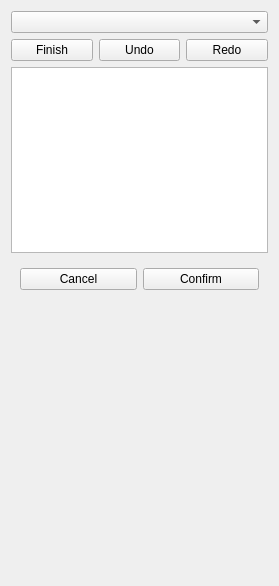
The window that OsteotomyPlanner/Resources/UI/OsteotomyPlanner.ui (KitwareMedical/OsteotomyPlanner) describes before a commit, drawn with Qt 5.
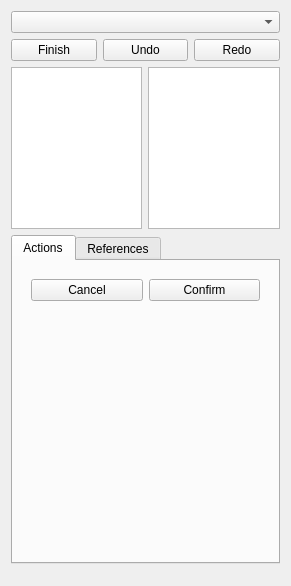
The same window after the commit. The open tabs and pages were chosen to show the change. Custom widgets are drawn as their Qt base class.

Commit message: ENH:  Add reference model display

Diff of the .ui file:
```diff
--- a/OsteotomyPlanner/Resources/UI/OsteotomyPlanner.ui
+++ b/OsteotomyPlanner/Resources/UI/OsteotomyPlanner.ui
@@ -56,6 +56,8 @@
     </layout>
    </item>
    <item>
+    <layout class="QHBoxLayout" name="horizontalLayout_7">
+     <item>
     <widget class="qMRMLSubjectHierarchyTreeView" name="SubjectHierarchyTreeView">
      <property name="sizePolicy">
       <sizepolicy hsizetype="Expanding" vsizetype="MinimumExpanding">
@@ -75,6 +77,21 @@
     </widget>
    </item>
    <item>
+      <widget class="qMRMLSubjectHierarchyTreeView" name="AllModelsSubjectHierarchyTreeView"/>
+     </item>
+    </layout>
+   </item>
+   <item>
+    <widget class="QTabWidget" name="TabWidget">
+     <property name="currentIndex">
+      <number>1</number>
+     </property>
+     <widget class="QWidget" name="ActionTab">
+      <attribute name="title">
+       <string>Actions</string>
+      </attribute>
+      <layout class="QVBoxLayout" name="verticalLayout_7">
+       <item>
     <widget class="QStackedWidget" name="ActionsWidget">
      <property name="sizePolicy">
       <sizepolicy hsizetype="Preferred" vsizetype="Minimum">
@@ -461,6 +478,16 @@
      </widget>
     </widget>
    </item>
+      </layout>
+     </widget>
+     <widget class="QWidget" name="ReferenceTab">
+      <attribute name="title">
+       <string>References</string>
+      </attribute>
+      <layout class="QVBoxLayout" name="verticalLayout_8"/>
+     </widget>
+    </widget>
+   </item>
    <item>
     <spacer name="verticalSpacer">
      <property name="orientation">
```
Left out of the diff: 16 changed lines with no effect on the pictures. Lines whose indentation alone changed are shown as unchanged. The commit also changes 1 other file.
